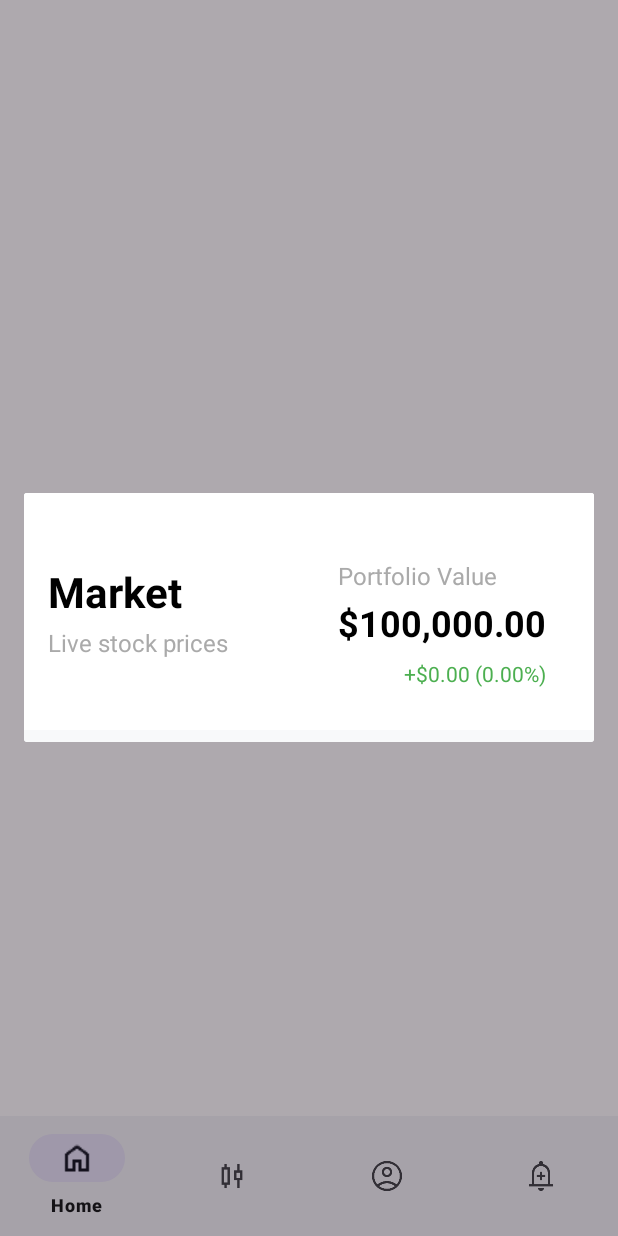
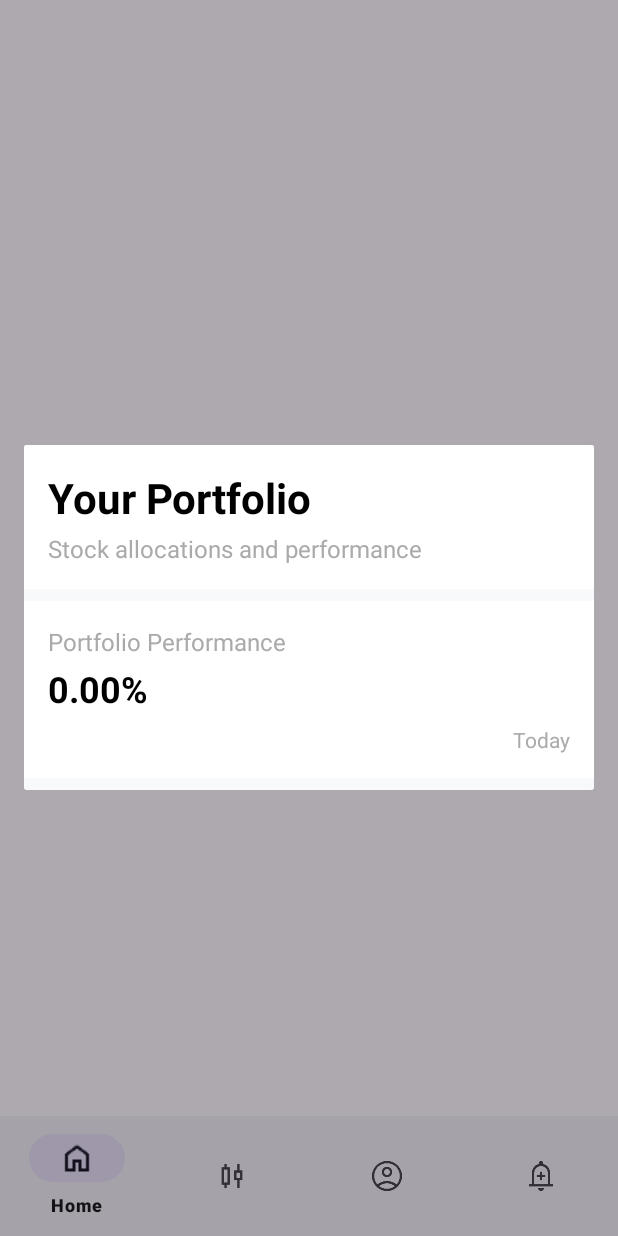
Before and after one commit to aaqwesas/iPAD, an Android app: the fragment PortfolioFragment placed in its activity, on a phone screen of 412 x 824 dp. Run offline under Robolectric (Android 15) with nearby library versions, the phone set to English and light mode, and no system bars; network calls fail; 1 statement that could not run was skipped.

Commit message:
portfolio update

```diff
--- a/app/src/main/java/com/main/Fragment/CandleFragment.kt
+++ b/app/src/main/java/com/main/Fragment/CandleFragment.kt
@@ -61,7 +61,6 @@ class CandleFragment : Fragment() {
     private lateinit var btnTrade: Button
 
     private var currentTimeframe = "1Y"
-    private var portfolioBalance = 100000.00
     private var isBuyMode = true
 
     override fun onCreate(savedInstanceState: Bundle?) {
@@ -112,12 +111,14 @@ class CandleFragment : Fragment() {
         val btnSell = dialogView.findViewById<Button>(R.id.btn_sell)
         val etQuantity = dialogView.findViewById<EditText>(R.id.et_quantity)
         val tvTotalCost = dialogView.findViewById<TextView>(R.id.tv_total_cost)
+        val btnConfirm = dialogView.findViewById<Button>(R.id.btn_confirm)
+
+        // Remove portfolio balance view since we don't need it
         val tvPortfolioBalance = dialogView.findViewById<TextView>(R.id.tv_portfolio_balance)
-        val btnConfirm = dialogView.findViewById<Button>(R.id.btn_confirm)
+        tvPortfolioBalance.visibility = View.GONE
 
         // Update stock info with current price
         tvStockInfo.text = "$ticker - $${String.format("%.2f", currentPrice)}"
-        tvPortfolioBalance.text = "Portfolio: $${DecimalFormat("#,##0.00").format(portfolioBalance)}"
 
         // Update total cost when quantity changes
         etQuantity.addTextChangedListener(object : android.text.TextWatcher {
@@ -199,16 +200,10 @@ class CandleFragment : Fragment() {
         val total = quantity * currentPrice
 
         if (isBuyMode) {
-            if (total > portfolioBalance) {
-                Toast.makeText(requireContext(), "Insufficient funds", Toast.LENGTH_SHORT).show()
-                return
-            }
-            portfolioBalance -= total
-            Toast.makeText(requireContext(), "Bought $quantity shares of $ticker for $${String.format("%.2f", total)}", Toast.LENGTH_LONG).show()
+            // No money check - user can buy any amount
+            Toast.makeText(requireContext(), "Bought $quantity shares of $ticker", Toast.LENGTH_LONG).show()
         } else {
-            // For selling, we'd check if user has enough shares, but for simplicity we'll just add to balance
-            portfolioBalance += total
-            Toast.makeText(requireContext(), "Sold $quantity shares of $ticker for $${String.format("%.2f", total)}", Toast.LENGTH_LONG).show()
+            Toast.makeText(requireContext(), "Sold $quantity shares of $ticker", Toast.LENGTH_LONG).show()
         }
 
         // Dismiss dialog
@@ -217,8 +212,7 @@ class CandleFragment : Fragment() {
             imm.hideSoftInputFromWindow(view.windowToken, 0)
         }
 
-        // You could find the dialog and dismiss it, but for now the toast confirms the action
-        // In a real app, you'd want to properly dismiss the dialog
+        // In a real app, you'd want to properly dismiss the dialog and update portfolio
     }
 
     override fun onViewCreated(view: View, savedInstanceState: Bundle?) {
@@ -275,7 +269,7 @@ class CandleFragment : Fragment() {
         }
     }
 
-    // Rest of your existing methods (switchTimeframe, loadChartData, filterHistoryByTimeframe, updateChartWithData, setupCandleChart) remain the same
+    // Rest of your existing methods remain the same
     private fun switchTimeframe(timeframe: String) {
         if (currentTimeframe == timeframe) return
         currentTimeframe = timeframe
--- a/app/src/main/java/com/main/Fragment/HomeFragment.kt
+++ b/app/src/main/java/com/main/Fragment/HomeFragment.kt
@@ -47,8 +47,8 @@ class HomeFragment : Fragment() {
     }
 
     private fun setupPortfolioBox() {
-        // Set initial portfolio data
-        updatePortfolioData("$100,000", "+$0 (0%)")
+        // Set initial portfolio data - percentage only
+        updatePortfolioData("0.00%", "Today")
 
         // Set click listener for portfolio box
         portfolioBox.setOnClickListener {
@@ -56,17 +56,17 @@ class HomeFragment : Fragment() {
         }
     }
 
-    private fun updatePortfolioData(totalValue: String, dailyPL: String) {
-        txtPortfolioValue.text = totalValue
-        txtDailyPL.text = dailyPL
+    private fun updatePortfolioData(performance: String, timePeriod: String) {
+        txtPortfolioValue.text = performance
+        txtDailyPL.text = timePeriod
 
-        // Set color based on profit/loss (green for positive, red for negative)
-        val color = if (dailyPL.startsWith("+")) {
+        // Set color based on performance (green for positive, red for negative)
+        val color = if (performance.startsWith("-")) {
+            resources.getColor(android.R.color.holo_red_dark, null)
+        } else {
             resources.getColor(android.R.color.holo_green_dark, null)
-        } else {
-            resources.getColor(android.R.color.holo_red_dark, null)
         }
-        txtDailyPL.setTextColor(color)
+        txtPortfolioValue.setTextColor(color)
     }
 
     private fun showPortfolioDialog() {
--- a/app/src/main/java/com/main/Fragment/PortfolioFragment.kt
+++ b/app/src/main/java/com/main/Fragment/PortfolioFragment.kt
@@ -15,7 +15,8 @@ class PortfolioFragment : DialogFragment() {
         inflater: LayoutInflater, container: ViewGroup?,
         savedInstanceState: Bundle?
     ): View? {
-        return inflater.inflate(R.layout.fragment_home, container, false)
+        // Use the dedicated portfolio layout instead of home fragment layout
+        return inflater.inflate(R.layout.fragment_portfolio, container, false)
     }
 
     override fun onViewCreated(view: View, savedInstanceState: Bundle?) {
@@ -35,18 +36,17 @@ class PortfolioFragment : DialogFragment() {
     }
 
     private fun setupPortfolioData() {
-        // Set default portfolio data - will be handled later from database
-
-        view?.findViewById<TextView>(R.id.txt_portfolio_value)?.text = "$100,000.00"
-        view?.findViewById<TextView>(R.id.txt_daily_pl)?.text = "+$0.00 (0.00%)"
+        // Set portfolio data - focusing on percentage performance only
+        view?.findViewById<TextView>(R.id.txt_portfolio_value)?.text = "0.00%"
+        view?.findViewById<TextView>(R.id.txt_daily_pl)?.text = "Today"
 
         // Setup RecyclerView with portfolio stocks
         setupRecyclerView()
     }
 
     private fun setupRecyclerView() {
-        val recyclerView = view?.findViewById<RecyclerView>(R.id.recycler_view_stocks)
+        val recyclerView = view?.findViewById<RecyclerView>(R.id.recycler_view_portfolio)
         // Setup your adapter here with portfolio data
-        // Will be implemented later with database data
+        // Will show stocks with allocation percentages instead of dollar values
     }
 }
--- a/app/src/main/res/layout/fragment_home.xml
+++ b/app/src/main/res/layout/fragment_home.xml
@@ -40,8 +40,6 @@
 
         </LinearLayout>
 
-
-
         <ProgressBar
             android:id="@+id/progress_bar"
             android:layout_width="24dp"
@@ -60,7 +58,7 @@
             <TextView
                 android:layout_width="wrap_content"
                 android:layout_height="wrap_content"
-                android:text="Portfolio Value"
+                android:text="Portfolio Performance"
                 android:textSize="16sp"
                 android:textColor="@android:color/darker_gray" />
 
@@ -69,7 +67,7 @@
                 android:layout_width="wrap_content"
                 android:layout_height="wrap_content"
                 android:layout_marginTop="4dp"
-                android:text="$0.00"
+                android:text="0.00%"
                 android:textSize="24sp"
                 android:textStyle="bold"
                 android:textColor="@android:color/black" />
@@ -91,9 +89,9 @@
                     android:id="@+id/txt_daily_pl"
                     android:layout_width="wrap_content"
                     android:layout_height="wrap_content"
-                    android:text="+$0.00 (0.00%)"
+                    android:text="Today"
                     android:textSize="14sp"
-                    android:textColor="#4CAF50" />
+                    android:textColor="@android:color/darker_gray" />
 
             </LinearLayout>
 
--- /dev/null
+++ b/app/src/main/res/layout/fragment_portfolio.xml
@@ -0,0 +1,103 @@
+<?xml version="1.0" encoding="utf-8"?>
+<LinearLayout xmlns:android="http://schemas.android.com/apk/res/android"
+    xmlns:tools="http://schemas.android.com/tools"
+    android:layout_width="match_parent"
+    android:layout_height="match_parent"
+    android:orientation="vertical"
+    android:background="#F8F9FA"
+    tools:context="com.main.Fragment.PortfolioFragment">
+
+    <!-- Portfolio Header -->
+    <LinearLayout
+        android:layout_width="match_parent"
+        android:layout_height="wrap_content"
+        android:orientation="horizontal"
+        android:padding="16dp"
+        android:background="@android:color/white"
+        android:gravity="center_vertical">
+
+        <LinearLayout
+            android:layout_width="0dp"
+            android:layout_height="wrap_content"
+            android:layout_weight="1"
+            android:orientation="vertical">
+
+            <TextView
+                android:layout_width="wrap_content"
+                android:layout_height="wrap_content"
+                android:text="Your Portfolio"
+                android:textSize="28sp"
+                android:textStyle="bold"
+                android:textColor="@android:color/black" />
+
+            <TextView
+                android:layout_width="wrap_content"
+                android:layout_height="wrap_content"
+                android:layout_marginTop="4dp"
+                android:text="Stock allocations and performance"
+                android:textSize="16sp"
+                android:textColor="@android:color/darker_gray" />
+
+        </LinearLayout>
+
+    </LinearLayout>
+
+    <!-- Portfolio Summary -->
+    <LinearLayout
+        android:layout_width="match_parent"
+        android:layout_height="wrap_content"
+        android:orientation="vertical"
+        android:background="@android:color/white"
+        android:layout_marginTop="8dp"
+        android:padding="16dp">
+
+        <TextView
+            android:layout_width="wrap_content"
+            android:layout_height="wrap_content"
+            android:text="Portfolio Performance"
+            android:textSize="16sp"
+            android:textColor="@android:color/darker_gray" />
+
+        <TextView
+            android:id="@+id/txt_portfolio_value"
+            android:layout_width="wrap_content"
+            android:layout_height="wrap_content"
+            android:layout_marginTop="4dp"
+            android:text="0.00%"
+            android:textSize="24sp"
+            android:textStyle="bold"
+            android:textColor="@android:color/black" />
+
+        <LinearLayout
+            android:layout_width="match_parent"
+            android:layout_height="wrap_content"
+            android:orientation="horizontal"
+            android:layout_marginTop="8dp">
+
+            <TextView
+                android:layout_width="0dp"
+                android:layout_height="wrap_content"
+                android:layout_weight="1"
+                android:textSize="14sp"
+                android:textColor="@android:color/darker_gray" />
+
+            <TextView
+                android:id="@+id/txt_daily_pl"
+                android:layout_width="wrap_content"
+                android:layout_height="wrap_content"
+                android:text="Today"
+                android:textSize="14sp"
+                android:textColor="@android:color/darker_gray" />
+
+        </LinearLayout>
+
+    </LinearLayout>
+
+    <!-- Portfolio Stocks List -->
+    <androidx.recyclerview.widget.RecyclerView
+        android:id="@+id/recycler_view_portfolio"
+        android:layout_width="match_parent"
+        android:layout_height="match_parent"
+        android:layout_marginTop="8dp" />
+
+</LinearLayout>
```
